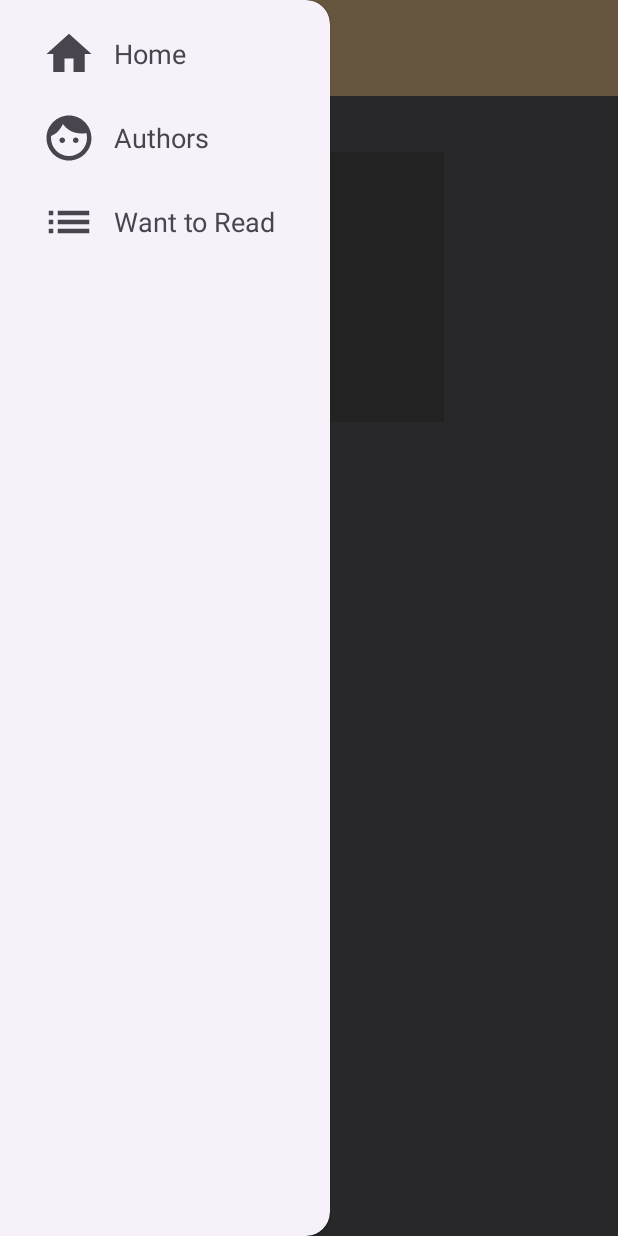
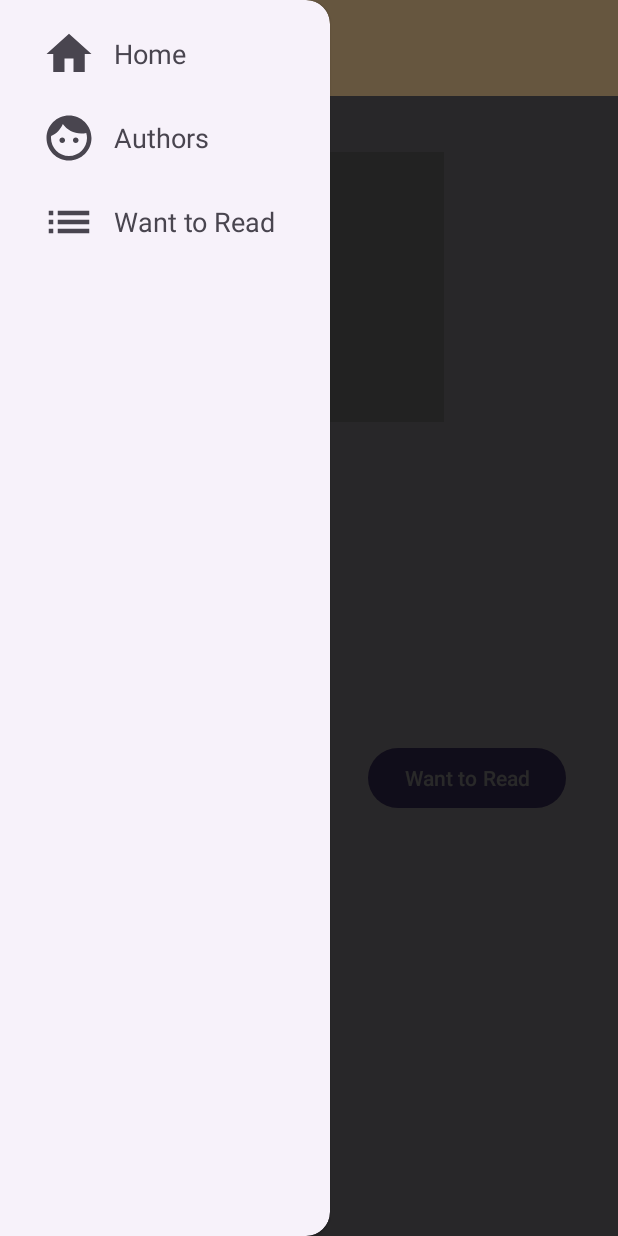
Before and after one commit to JordanKyr/ReadingBox_154479, an Android app: the fragment BookDetails placed in its activity, with the side drawer open, on a phone screen of 412 x 824 dp. Run offline under Robolectric (Android 15) with nearby library versions, the phone set to English and light mode, and no system bars; our stand-ins replace Firebase (no records; nobody signed in at launch, a user with empty details on screens opened directly), Picasso, Room's generated code; 1 statement that could not run was skipped.

Commit message:
28 april #2
shows WAnt to Read Fragment

```diff
--- a/app/src/main/java/com/example/readingbox_154479/RegisterFragment.java
+++ b/app/src/main/java/com/example/readingbox_154479/RegisterFragment.java
@@ -13,6 +13,7 @@ import android.widget.Button;
 import android.widget.EditText;
 import android.widget.Toast;
 
+import com.example.readingbox_154479.database.ListUser;
 import com.google.android.gms.tasks.OnCompleteListener;
 import com.google.android.gms.tasks.OnFailureListener;
 import com.google.android.gms.tasks.Task;
@@ -89,6 +90,9 @@ public class RegisterFragment extends Fragment {
                         Users users=new Users();                    //φτιαχνει αντικειμενο για τη βαση δεδομενων
                         users.setUsername(reg_username);
                         users.setPassword(reg_password);                //εισαγωγη αντικειμενου στη βαση
+
+
+
                         MainActivity.db.collection("Users").document(""+reg_username).set(users).addOnCompleteListener(new OnCompleteListener<Void>() {
                             @Override
                             public void onComplete(@NonNull Task<Void> task) {
--- a/app/src/main/java/com/example/readingbox_154479/database/RB_DAO.java
+++ b/app/src/main/java/com/example/readingbox_154479/database/RB_DAO.java
@@ -1,10 +1,29 @@
 package com.example.readingbox_154479.database;
 import androidx.room.Dao;
 import androidx.room.Insert;
+import androidx.room.Query;
+import androidx.room.Upsert;
+
+import java.util.List;
 
 @Dao
 public interface RB_DAO {
                                     //to Data Access Object βοηθαει στην αλληλεπιδραση με τα αποθηκευμενα στοιχεια της βασης
     @Insert
     public void addUser(ListUser listUser);
+
+
+    @Insert
+    public void insertWantRead(WantToRead wantToRead);
+
+    @Upsert
+    public void upsertBook(ListBook listBook);
+
+    @Upsert
+    public void upsertUser(ListUser listUser);
+
+
+
+    @Query("SELECT * FROM to_read")
+    public List<WantToRead> getToRead();
 }
--- a/app/src/main/java/com/example/readingbox_154479/database/RB_DB.java
+++ b/app/src/main/java/com/example/readingbox_154479/database/RB_DB.java
@@ -5,7 +5,7 @@ import androidx.room.RoomDatabase;
 
 
 
-@Database(entities = {ListUser.class},version =1)
+@Database(entities = {ListUser.class, ListBook.class, WantToRead.class},version =1)
 public abstract class RB_DB extends RoomDatabase {
     public abstract RB_DAO rbDao();
 
--- a/app/src/main/res/layout/fragment_book_details.xml
+++ b/app/src/main/res/layout/fragment_book_details.xml
@@ -24,4 +24,35 @@
         android:layout_marginTop="100dp"
         android:src="@android:drawable/ic_menu_gallery" />
 
+    <androidx.constraintlayout.widget.ConstraintLayout
+        android:layout_width="match_parent"
+        android:layout_height="match_parent">
+
+        <Button
+            android:id="@+id/btnAlreadyRead"
+            android:layout_width="wrap_content"
+            android:layout_height="wrap_content"
+            android:layout_marginStart="76dp"
+            android:layout_marginEnd="38dp"
+            android:text="Already Read!"
+            app:layout_constraintBottom_toBottomOf="parent"
+            app:layout_constraintEnd_toStartOf="@+id/btnWant"
+            app:layout_constraintStart_toStartOf="parent"
+            app:layout_constraintTop_toTopOf="parent"
+            app:layout_constraintVertical_bias="0.638" />
+
+        <Button
+            android:id="@+id/btnWant"
+            android:layout_width="wrap_content"
+            android:layout_height="wrap_content"
+            android:layout_marginStart="38dp"
+            android:layout_marginEnd="76dp"
+            android:text="Want to Read"
+            app:layout_constraintBottom_toBottomOf="parent"
+            app:layout_constraintEnd_toEndOf="parent"
+            app:layout_constraintStart_toEndOf="@+id/btnAlreadyRead"
+            app:layout_constraintTop_toTopOf="parent"
+            app:layout_constraintVertical_bias="0.638" />
+    </androidx.constraintlayout.widget.ConstraintLayout>
+
 </FrameLayout>
```
Also changed, not shown: app/src/main/java/com/example/readingbox_154479/BookDetails.java (+62 -6 lines), app/src/main/java/com/example/readingbox_154479/ListBookSearch_Adapter.java (added, +111 -0 lines), app/src/main/java/com/example/readingbox_154479/MainActivity.java (+12 -1 lines), app/src/main/java/com/example/readingbox_154479/ToReadFragment.java (+39 -1 lines), app/src/main/java/com/example/readingbox_154479/WantRead_Adapter.java (added, +112 -0 lines), app/src/main/java/com/example/readingbox_154479/database/ListBook.java (+8 -14 lines), app/src/main/res/layout/fragment_to_read.xml (+26 -2 lines).
